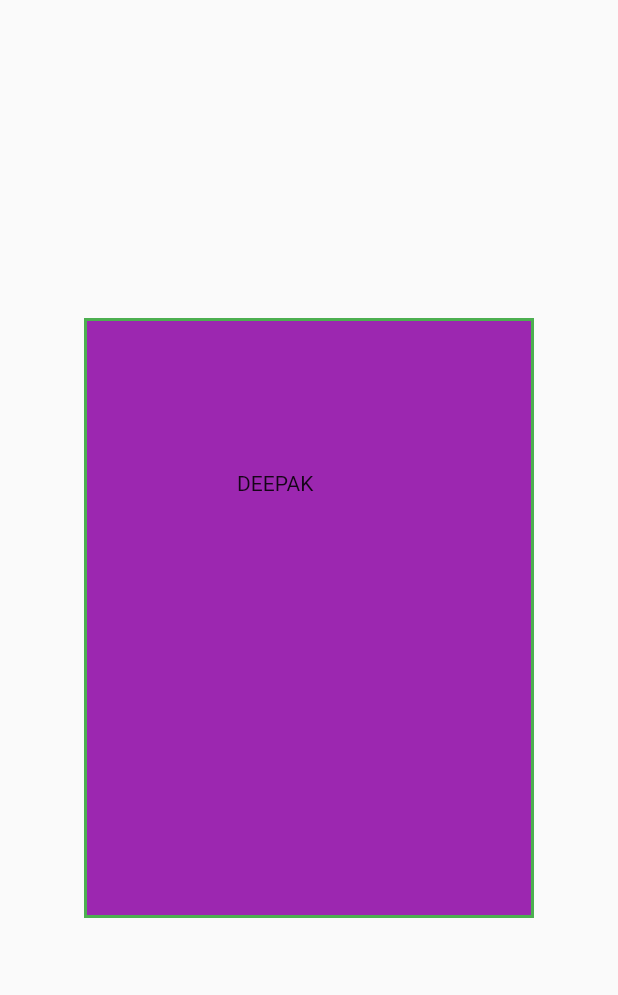
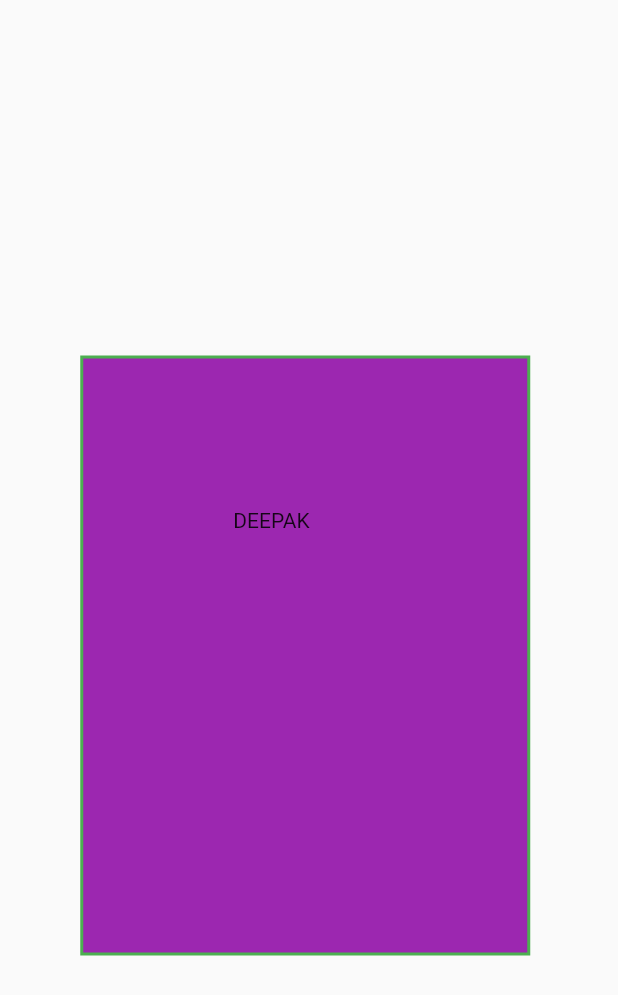
Before and after one commit to deepakp2411/basics, a Flutter app: the screen it shows after launch, on a phone screen of 412 x 824 dp. Shown: the top 995 px of the screen. Run offline on Flutter 3.47's test engine with Material 2 defaults, Android fonts, the phone set to English and light mode, and no system bars.

Commit message:
added margin

```diff
--- a/lib/main.dart
+++ b/lib/main.dart
@@ -14,6 +14,7 @@ class MyApp extends StatelessWidget {
       home: Scaffold(
           body: Center(
         child: Container(
+          margin: const EdgeInsets.only(top: 50,right: 5),
           padding: const EdgeInsets.all(100),
           height: 400,
           width: 300,
```
